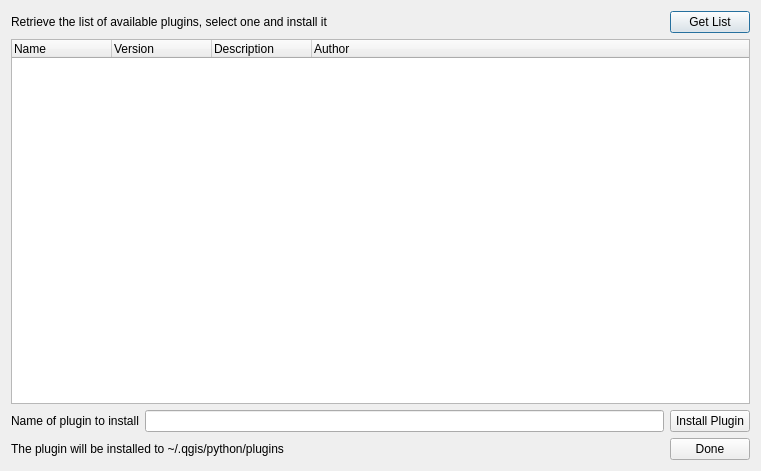
The window that python/plugins/plugin_installer/gui.ui (kadas-albireo/kadas-albireo) describes before a commit, drawn with Qt 5.
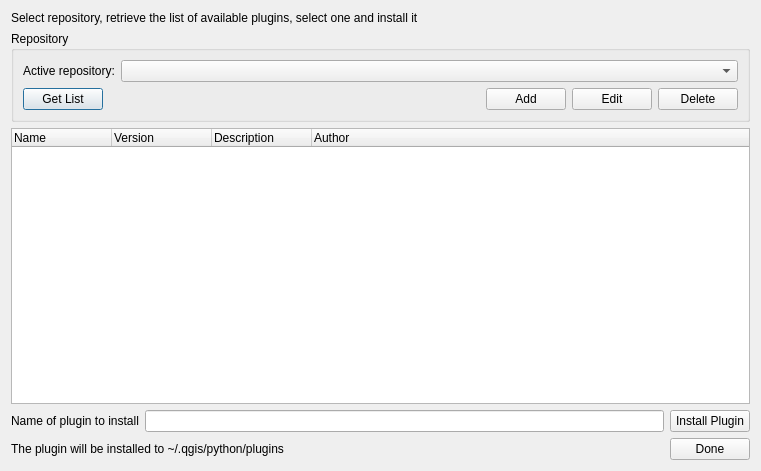
The same window after the commit.

Commit message: Improvements to plugin installer: - ability to support custom repositories - better error handling

What changed in the file:
```diff
--- a/python/plugins/plugin_installer/gui.ui
+++ b/python/plugins/plugin_installer/gui.ui
@@ -14,16 +14,41 @@
  </property>
  <layout class="QVBoxLayout" >
   <item>
-   <layout class="QVBoxLayout" >
-    <item>
-     <layout class="QHBoxLayout" >
-      <item>
        <widget class="QLabel" name="label" >
         <property name="text" >
-         <string>Retrieve the list of available plugins, select one and install it</string>
+      <string>Select repository, retrieve the list of available plugins, select one and install it</string>
         </property>
        </widget>
       </item>
+   <item>
+    <widget class="QGroupBox" name="groupBox" >
+     <property name="title" >
+      <string>Repository</string>
+     </property>
+     <layout class="QVBoxLayout" >
+      <item>
+       <layout class="QHBoxLayout" >
+        <item>
+         <widget class="QLabel" name="label_4" >
+          <property name="text" >
+           <string>Active repository:</string>
+          </property>
+         </widget>
+        </item>
+        <item>
+         <widget class="QComboBox" name="comboRepositories" >
+          <property name="sizePolicy" >
+           <sizepolicy vsizetype="Fixed" hsizetype="Expanding" >
+            <horstretch>0</horstretch>
+            <verstretch>0</verstretch>
+           </sizepolicy>
+          </property>
+         </widget>
+        </item>
+       </layout>
+      </item>
+      <item>
+       <layout class="QHBoxLayout" >
       <item>
        <widget class="QPushButton" name="buttonBrowse" >
         <property name="sizePolicy" >
@@ -37,13 +62,53 @@
         </property>
        </widget>
       </item>
-     </layout>
+        <item>
+         <spacer>
+          <property name="orientation" >
+           <enum>Qt::Horizontal</enum>
+          </property>
+          <property name="sizeHint" >
+           <size>
+            <width>40</width>
+            <height>20</height>
+           </size>
+          </property>
+         </spacer>
+        </item>
+        <item>
+         <widget class="QPushButton" name="buttonAddRep" >
+          <property name="text" >
+           <string>Add</string>
+          </property>
+         </widget>
+        </item>
+        <item>
+         <widget class="QPushButton" name="buttonEditRep" >
+          <property name="text" >
+           <string>Edit</string>
+          </property>
+         </widget>
+        </item>
+        <item>
+         <widget class="QPushButton" name="buttonDeleteRep" >
+          <property name="text" >
+           <string>Delete</string>
+          </property>
+         </widget>
+        </item>
+       </layout>
+      </item>
+     </layout>
+    </widget>
     </item>
     <item>
      <widget class="QTreeWidget" name="treePlugins" >
       <property name="alternatingRowColors" >
        <bool>true</bool>
       </property>
+     <property name="rootIsDecorated" >
+      <bool>false</bool>
+     </property>
       <property name="itemsExpandable" >
        <bool>false</bool>
       </property>
@@ -111,8 +176,6 @@
          <string>Done</string>
         </property>
        </widget>
-      </item>
-     </layout>
     </item>
    </layout>
   </item>
```
Lines whose indentation alone changed are shown as unchanged. The commit also changes 10 other files.
